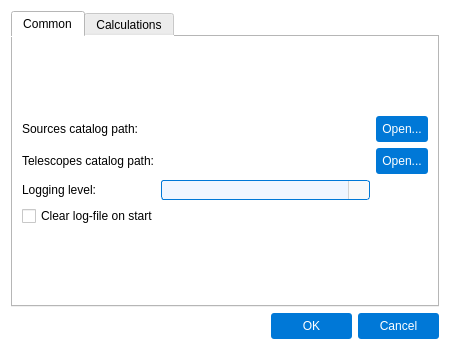
Above: pastrocore/gui_pyside/dialog_preferences.ui from Torward1024/pAstroCORE before the change. Below: the same form after it.
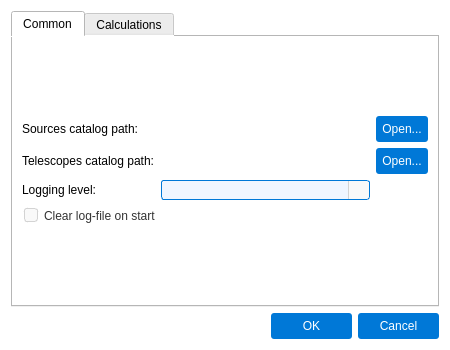
That is the form after the change. Icons and pictures are not drawn.

Diff of the .ui file:
```diff
--- a/pastrocore/gui_pyside/dialog_preferences.ui
+++ b/pastrocore/gui_pyside/dialog_preferences.ui
@@ -295,6 +295,85 @@
          </item>
          <item row="3" column="0" colspan="3">
           <widget class="QCheckBox" name="chkClearLog">
+           <property name="styleSheet">
+            <string notr="true">/* Основной стиль QCheckBox */
+QCheckBox {
+    font-family: Arial;
+    font-size: 9pt;
+    color: #333333;
+    spacing: 6px;
+    padding: 2px;
+    outline: none;
+}
+
+QCheckBox::item {
+    padding: 2px;
+}
+
+/* Индикатор чекбокса */
+QCheckBox::indicator {
+    width: 12px;
+    height: 12px;
+    border-radius: 3px;
+    border: 1px solid #d3d3d3;
+    background-color: #f9f9f9;
+}
+
+/* Unchecked состояние */
+QCheckBox::indicator:unchecked {
+    border: 1px solid #d3d3d3;
+    background-color: #f9f9f9;
+    image: none;
+}
+
+QCheckBox::indicator:unchecked:hover {
+    border: 1px solid #1a8cff;
+    background-color: #f0f6ff;
+    image: none;
+}
+
+QCheckBox::indicator:unchecked:focus {
+    border: 1px solid #005bb5;
+    background-color: #f0f6ff;
+    image: none;
+}
+
+/* Checked состояние - БЕЛЫЙ ФОН, стандартная граница */
+QCheckBox::indicator:checked {
+    border: 1px solid #0078d7;
+    background-color: #ffffff; /* Белый фон */
+    image: url(:/icons/check_icon.svg);
+}
+
+QCheckBox::indicator:checked:hover {
+    border: 1px solid #1a8cff; /* Стандартная толщина */
+    background-color: #ffffff; /* Белый фон */
+    image: url(:/icons/check_icon_hover.svg);
+}
+
+QCheckBox::indicator:checked:focus {
+    border: 1px solid #005bb5; /* Стандартная толщина */
+    background-color: #ffffff; /* Белый фон */
+    image: url(:/icons/check_icon.svg);
+}
+
+/* Disabled состояния */
+QCheckBox::indicator:unchecked:disabled {
+    border: 1px solid #e0e0e0;
+    background-color: #f5f5f5;
+    image: none;
+}
+
+QCheckBox::indicator:checked:disabled {
+    border: 1px solid #cccccc;
+    background-color: #f0f0f0; /* Светло-серый фон */
+    image: url(:/icons/check_icon_disabled.svg);
+}
+
+QCheckBox:disabled {
+    color: #999999;
+}</string>
+           </property>
            <property name="text">
             <string>Clear log-file on start</string>
            </property>
```
